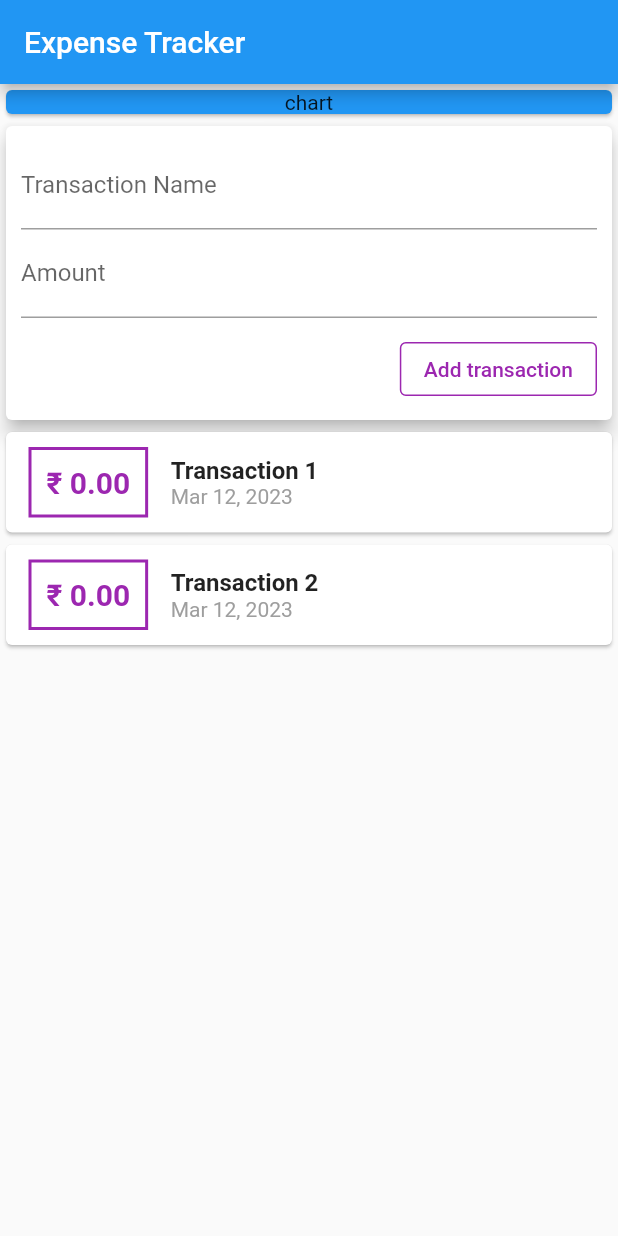
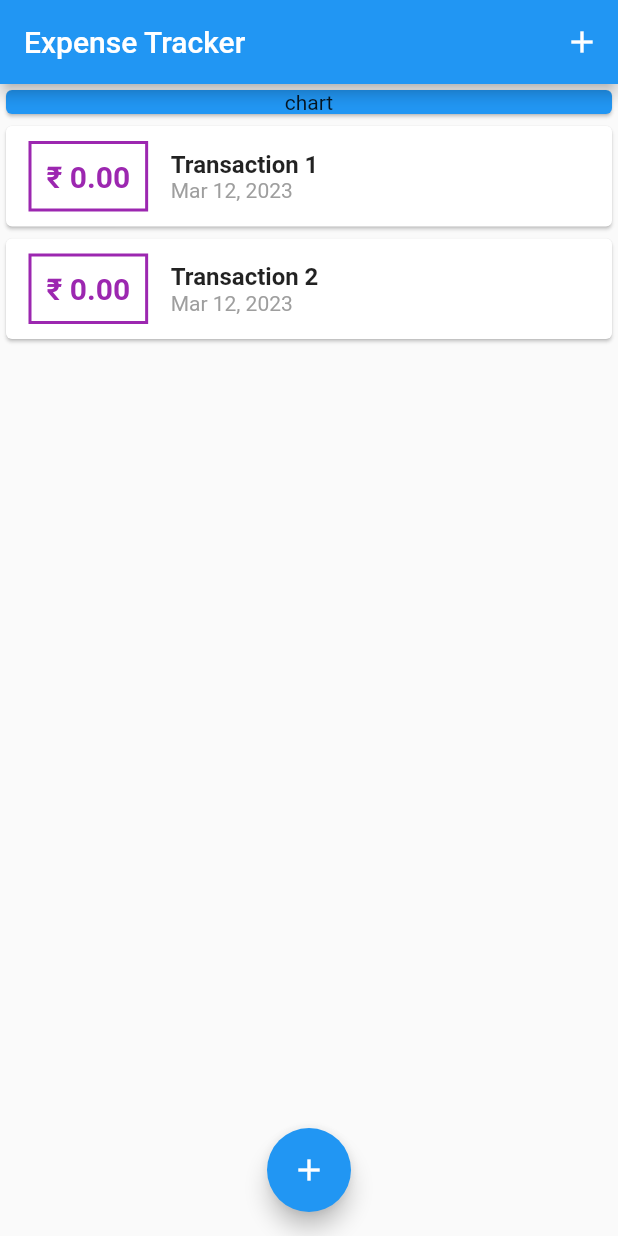
Before and after one commit to Kame-Blitz/expense-planner, a Flutter app: the screen it shows after launch, on a phone screen of 412 x 824 dp. Run offline on Flutter 3.47's test engine with Material 2 defaults, Android fonts, the light colour scheme and no system bars.

Commit message:
modified:   lib/main.dart 	modified:   lib/widgets/new_transactions.dart 	modified:   lib/widgets/transaction_list.dart 	deleted:    lib/widgets/user_transactions.dart

```diff
--- a/lib/main.dart
+++ b/lib/main.dart
@@ -1,7 +1,7 @@
 import 'package:flutter/material.dart';
-import 'package:no3/widgets/user_transactions.dart';
-import 'widgets/new_transactions.dart';
-import 'widgets/transaction_list.dart';
+import 'package:no3/widgets/new_transactions.dart';
+import 'package:no3/widgets/transaction_list.dart';
+import 'models/transaction.dart';
 
 void main() => runApp(const MyApp());
 
@@ -13,15 +13,59 @@ class MyApp extends StatelessWidget {
     return MaterialApp(
       title: 'Expense Tracker',
       home: Home(),
+      debugShowCheckedModeBanner: false,
     );
   }
 }
 
-class Home extends StatelessWidget {
+class Home extends StatefulWidget {
+  @override
+  State<Home> createState() => _HomeState();
+}
+
+class _HomeState extends State<Home> {
+  final List<Transaction> _transactions = [
+    Transaction(
+        amount: 0,
+        dateCreated: DateTime.now(),
+        transactionName: 'Transaction 1'),
+    Transaction(
+        amount: 0,
+        dateCreated: DateTime.now(),
+        transactionName: 'Transaction 2')
+  ];
+
+  void _addNew(String transactionName, double amount) {
+    final newTx = Transaction(
+        transactionName: transactionName,
+        amount: amount,
+        dateCreated: DateTime.now());
+    setState(() {
+      _transactions.add(newTx);
+    });
+  }
+
+  void _startAddNewTransaction(BuildContext context) {
+    showModalBottomSheet(
+        context: context,
+        builder: (bcontext) {
+          return GestureDetector(
+            child: NewTransaction(func: _addNew),
+            onTap: () {},
+            behavior: HitTestBehavior.opaque,
+          );
+        });
+  }
+
   Widget build(BuildContext context) {
     return Scaffold(
       appBar: AppBar(
         title: Text('Expense Tracker'),
+        actions: [
+          IconButton(
+              onPressed: () => _startAddNewTransaction(context),
+              icon: Icon(Icons.add))
+        ],
       ),
       body: Column(
         children: [
@@ -34,8 +78,13 @@ class Home extends StatelessWidget {
                   textAlign: TextAlign.center,
                 ),
               )),
-          UserTransactions(),
+          TransactionList(_transactions),
         ],
+      ),
+      floatingActionButtonLocation: FloatingActionButtonLocation.centerFloat,
+      floatingActionButton: FloatingActionButton(
+        onPressed: () => _startAddNewTransaction(context),
+        child: Icon(Icons.add),
       ),
     );
   }
--- a/lib/widgets/new_transactions.dart
+++ b/lib/widgets/new_transactions.dart
@@ -1,10 +1,16 @@
 import 'package:flutter/material.dart';
-import 'user_transactions.dart';
 
-class NewTransaction extends StatelessWidget {
-  final Function? func;
-  NewTransaction({this.func});
+class NewTransaction extends StatefulWidget {
+  final Function func;
+  NewTransaction({required this.func});
+
+  @override
+  State<NewTransaction> createState() => _NewTransactionState();
+}
+
+class _NewTransactionState extends State<NewTransaction> {
   final transactionNameController = TextEditingController();
+
   final transactionAmountController = TextEditingController();
 
   void submitData() {
@@ -12,13 +18,15 @@ class NewTransaction extends StatelessWidget {
         double.parse(transactionAmountController.text) <= 0) {
       return;
     } else {
-      func!(transactionNameController.text,
+      widget.func(transactionNameController.text,
           double.parse(transactionAmountController.text));
     }
+    Navigator.of(context).pop();
   }
 
   @override
   Widget build(BuildContext context) {
+
     return Card(
       elevation: 5,
       child: Container(
--- a/lib/widgets/transaction_list.dart
+++ b/lib/widgets/transaction_list.dart
@@ -8,7 +8,8 @@ class TransactionList extends StatelessWidget {
   @override
   Widget build(BuildContext context) {
     return Container(
-        height: 400,
+
+        height: MediaQuery.of(context).size.height - 81,
         child: ListView(
             children: transactions.map((tx) {
           return Card(
--- a/lib/widgets/user_transactions.dart
+++ /dev/null
@@ -1,40 +0,0 @@
-import 'package:flutter/material.dart';
-import 'new_transactions.dart';
-import 'transaction_list.dart';
-import '../models/transaction.dart';
-
-class UserTransactions extends StatefulWidget {
-  const UserTransactions({super.key});
-  @override
-  State<UserTransactions> createState() => _UserTransactionsState();
-}
-
-class _UserTransactionsState extends State<UserTransactions> {
-  @override
-  final List<Transaction> _transactions = [
-    Transaction(
-        amount: 0,
-        dateCreated: DateTime.now(),
-        transactionName: 'Transaction 1'),
-    Transaction(
-        amount: 0,
-        dateCreated: DateTime.now(),
-        transactionName: 'Transaction 2')
-  ];
-  void _addNew(String transactionName, double amount) {
-    final newTx = Transaction(
-        transactionName: transactionName,
-        amount: amount,
-        dateCreated: DateTime.now());
-    setState(() {
-      _transactions.add(newTx);
-    });
-  }
-
-  @override
-  Widget build(BuildContext context) {
-    return Column(
-      children: [NewTransaction(func: _addNew), TransactionList(_transactions)],
-    );
-  }
-}
```
